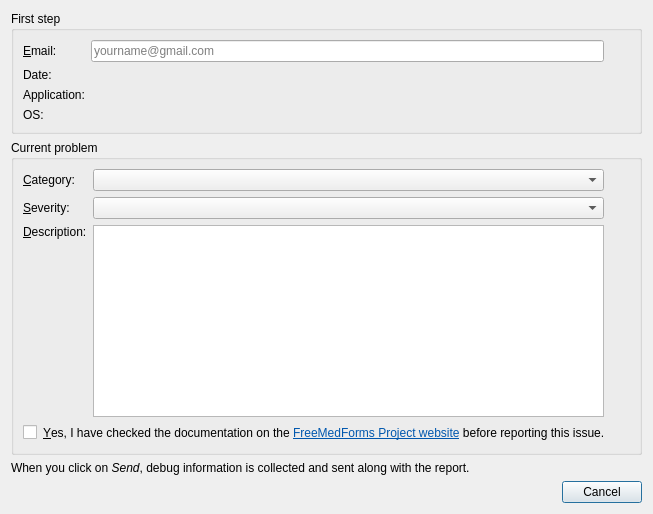
The window that plugins/feedbackplugin/bugreportdialog.ui (FreeHealth/freehealth) describes before a commit, drawn with Qt 5.
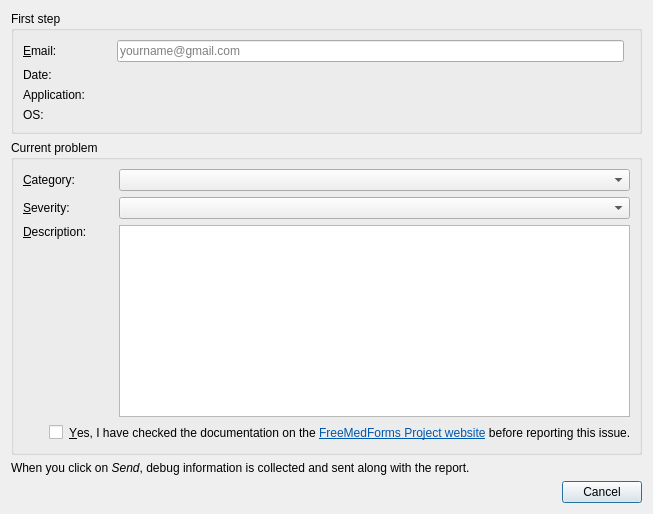
The same window after the commit. Custom widgets are drawn as their Qt base class.

Commit message: move feedback icons to the left.

```diff
--- a/plugins/feedbackplugin/bugreportdialog.ui
+++ b/plugins/feedbackplugin/bugreportdialog.ui
@@ -30,13 +30,29 @@
         </property>
        </widget>
       </item>
-      <item row="0" column="2">
-       <widget class="Utils::QButtonLineEdit" name="emailEdit">
-        <property name="placeholderText">
-         <string>yourname@gmail.com</string>
+      <item row="2" column="3" colspan="2">
+       <widget class="QLabel" name="applicationValue"/>
+      </item>
+      <item row="3" column="3" colspan="2">
+       <widget class="QLabel" name="osValue">
+        <property name="wordWrap">
+         <bool>true</bool>
         </property>
        </widget>
       </item>
+      <item row="0" column="0" colspan="2">
+       <widget class="QLabel" name="emailLabel">
+        <property name="text">
+         <string>&amp;Email:</string>
+        </property>
+        <property name="buddy">
+         <cstring>emailEdit</cstring>
+        </property>
+       </widget>
+      </item>
+      <item row="1" column="3" colspan="2">
+       <widget class="QLabel" name="dateValue"/>
+      </item>
       <item row="2" column="0" colspan="2">
        <widget class="QLabel" name="applicationLabel">
         <property name="text">
@@ -55,6 +71,13 @@
        </widget>
       </item>
       <item row="0" column="3">
+       <widget class="Utils::QButtonLineEdit" name="emailEdit">
+        <property name="placeholderText">
+         <string>yourname@gmail.com</string>
+        </property>
+       </widget>
+      </item>
+      <item row="0" column="2">
        <widget class="QLabel" name="emailState">
         <property name="sizePolicy">
          <sizepolicy hsizetype="Fixed" vsizetype="Fixed">
@@ -85,29 +108,6 @@
         </property>
        </widget>
       </item>
-      <item row="0" column="0" colspan="2">
-       <widget class="QLabel" name="emailLabel">
-        <property name="text">
-         <string>&amp;Email:</string>
-        </property>
-        <property name="buddy">
-         <cstring>emailEdit</cstring>
-        </property>
-       </widget>
-      </item>
-      <item row="1" column="2" colspan="2">
-       <widget class="QLabel" name="dateValue"/>
-      </item>
-      <item row="2" column="2" colspan="2">
-       <widget class="QLabel" name="applicationValue"/>
-      </item>
-      <item row="3" column="2" colspan="2">
-       <widget class="QLabel" name="osValue">
-        <property name="wordWrap">
-         <bool>true</bool>
-        </property>
-       </widget>
-      </item>
      </layout>
     </widget>
    </item>
@@ -117,6 +117,67 @@
       <string>Current problem</string>
      </property>
      <layout class="QGridLayout" name="gridLayout_2">
+      <item row="0" column="2">
+       <widget class="QComboBox" name="categoryCombo"/>
+      </item>
+      <item row="3" column="0" colspan="3">
+       <layout class="QHBoxLayout" name="horizontalLayout">
+        <item>
+         <widget class="QLabel" name="docState">
+          <property name="sizePolicy">
+           <sizepolicy hsizetype="Fixed" vsizetype="Fixed">
+            <horstretch>0</horstretch>
+            <verstretch>0</verstretch>
+           </sizepolicy>
+          </property>
+          <property name="minimumSize">
+           <size>
+            <width>20</width>
+            <height>20</height>
+           </size>
+          </property>
+          <property name="maximumSize">
+           <size>
+            <width>22</width>
+            <height>22</height>
+           </size>
+          </property>
+          <property name="baseSize">
+           <size>
+            <width>20</width>
+            <height>20</height>
+           </size>
+          </property>
+          <property name="alignment">
+           <set>Qt::AlignHCenter|Qt::AlignTop</set>
+          </property>
+         </widget>
+        </item>
+        <item>
+         <widget class="QCheckBox" name="hasLookedUpDocumentationCheckBox">
+          <property name="sizePolicy">
+           <sizepolicy hsizetype="Maximum" vsizetype="Fixed">
+            <horstretch>0</horstretch>
+            <verstretch>0</verstretch>
+           </sizepolicy>
+          </property>
+          <property name="tristate">
+           <bool>true</bool>
+          </property>
+         </widget>
+        </item>
+        <item>
+         <widget class="QLabel" name="hasLookedUpDocumentationLabel">
+          <property name="text">
+           <string>&lt;html&gt;&lt;head/&gt;&lt;body&gt;&lt;p&gt;&amp;amp;Yes, I have checked the documentation on the &lt;a href=&quot;http://www.freemedforms.com/en/manuals/freemedforms/toc&quot;&gt;&lt;span style=&quot; text-decoration: underline; color:#0057ae;&quot;&gt;FreeMedForms Project website&lt;/span&gt;&lt;/a&gt; before reporting this issue.&lt;/p&gt;&lt;/body&gt;&lt;/html&gt;</string>
+          </property>
+          <property name="buddy">
+           <cstring>hasLookedUpDocumentationCheckBox</cstring>
+          </property>
+         </widget>
+        </item>
+       </layout>
+      </item>
       <item row="0" column="0">
        <widget class="QLabel" name="catLabel">
         <property name="text">
@@ -127,40 +188,6 @@
         </property>
        </widget>
       </item>
-      <item row="0" column="1">
-       <widget class="QComboBox" name="categoryCombo"/>
-      </item>
-      <item row="0" column="2">
-       <widget class="QLabel" name="categoryState">
-        <property name="sizePolicy">
-         <sizepolicy hsizetype="Fixed" vsizetype="Fixed">
-          <horstretch>0</horstretch>
-          <verstretch>0</verstretch>
-         </sizepolicy>
-        </property>
-        <property name="minimumSize">
-         <size>
-          <width>20</width>
-          <height>20</height>
-         </size>
-        </property>
-        <property name="maximumSize">
-         <size>
-          <width>22</width>
-          <height>22</height>
-         </size>
-        </property>
-        <property name="baseSize">
-         <size>
-          <width>20</width>
-          <height>20</height>
-         </size>
-        </property>
-        <property name="alignment">
-         <set>Qt::AlignHCenter|Qt::AlignTop</set>
-        </property>
-       </widget>
-      </item>
       <item row="1" column="0">
        <widget class="QLabel" name="severityLabel">
         <property name="text">
@@ -171,39 +198,8 @@
         </property>
        </widget>
       </item>
-      <item row="1" column="1">
-       <widget class="QComboBox" name="severityCombo"/>
-      </item>
       <item row="1" column="2">
-       <widget class="QLabel" name="severityState">
-        <property name="sizePolicy">
-         <sizepolicy hsizetype="Fixed" vsizetype="Fixed">
-          <horstretch>0</horstretch>
-          <verstretch>0</verstretch>
-         </sizepolicy>
-        </property>
-        <property name="minimumSize">
-         <size>
-          <width>20</width>
-          <height>20</height>
-         </size>
-        </property>
-        <property name="maximumSize">
-         <size>
-          <width>22</width>
-          <height>22</height>
-         </size>
-        </property>
-        <property name="baseSize">
-         <size>
-          <width>20</width>
-          <height>20</height>
-         </size>
-        </property>
-        <property name="alignment">
-         <set>Qt::AlignHCenter|Qt::AlignTop</set>
-        </property>
-       </widget>
+       <widget class="QComboBox" name="severityCombo"/>
       </item>
       <item row="2" column="0">
        <widget class="QLabel" name="descrLabel">
@@ -218,14 +214,76 @@
         </property>
        </widget>
       </item>
-      <item row="2" column="1">
+      <item row="2" column="2">
        <widget class="QTextEdit" name="descrEdit">
         <property name="tabChangesFocus">
          <bool>true</bool>
         </property>
        </widget>
       </item>
-      <item row="2" column="2">
+      <item row="0" column="1">
+       <widget class="QLabel" name="categoryState">
+        <property name="sizePolicy">
+         <sizepolicy hsizetype="Fixed" vsizetype="Fixed">
+          <horstretch>0</horstretch>
+          <verstretch>0</verstretch>
+         </sizepolicy>
+        </property>
+        <property name="minimumSize">
+         <size>
+          <width>20</width>
+          <height>20</height>
+         </size>
+        </property>
+        <property name="maximumSize">
+         <size>
+          <width>22</width>
+          <height>22</height>
+         </size>
+        </property>
+        <property name="baseSize">
+         <size>
+          <width>20</width>
+          <height>20</height>
+         </size>
+        </property>
+        <property name="alignment">
+         <set>Qt::AlignHCenter|Qt::AlignTop</set>
+        </property>
+       </widget>
+      </item>
+      <item row="1" column="1">
+       <widget class="QLabel" name="severityState">
+        <property name="sizePolicy">
+         <sizepolicy hsizetype="Fixed" vsizetype="Fixed">
+          <horstretch>0</horstretch>
+          <verstretch>0</verstretch>
+         </sizepolicy>
+        </property>
+        <property name="minimumSize">
+         <size>
+          <width>20</width>
+          <height>20</height>
+         </size>
+        </property>
+        <property name="maximumSize">
+         <size>
+          <width>22</width>
+          <height>22</height>
+         </size>
+        </property>
+        <property name="baseSize">
+         <size>
+          <width>20</width>
+          <height>20</height>
+         </size>
+        </property>
+        <property name="alignment">
+         <set>Qt::AlignHCenter|Qt::AlignTop</set>
+        </property>
+       </widget>
+      </item>
+      <item row="2" column="1">
        <widget class="QLabel" name="descriptionState">
         <property name="sizePolicy">
          <sizepolicy hsizetype="Fixed" vsizetype="Fixed">
@@ -256,64 +314,6 @@
         </property>
        </widget>
       </item>
-      <item row="3" column="0" colspan="2">
-       <layout class="QHBoxLayout" name="horizontalLayout">
-        <item>
-         <widget class="QCheckBox" name="hasLookedUpDocumentationCheckBox">
-          <property name="sizePolicy">
-           <sizepolicy hsizetype="Maximum" vsizetype="Fixed">
-            <horstretch>0</horstretch>
-            <verstretch>0</verstretch>
-           </sizepolicy>
-          </property>
-          <property name="tristate">
-           <bool>true</bool>
-          </property>
-         </widget>
-        </item>
-        <item>
-         <widget class="QLabel" name="hasLookedUpDocumentationLabel">
-          <property name="text">
-           <string>&lt;html&gt;&lt;head/&gt;&lt;body&gt;&lt;p&gt;&amp;amp;Yes, I have checked the documentation on the &lt;a href=&quot;http://www.freemedforms.com/en/manuals/freemedforms/toc&quot;&gt;&lt;span style=&quot; text-decoration: underline; color:#0057ae;&quot;&gt;FreeMedForms Project website&lt;/span&gt;&lt;/a&gt; before reporting this issue.&lt;/p&gt;&lt;/body&gt;&lt;/html&gt;</string>
-          </property>
-          <property name="buddy">
-           <cstring>hasLookedUpDocumentationCheckBox</cstring>
-          </property>
-         </widget>
-        </item>
-       </layout>
-      </item>
-      <item row="3" column="2">
-       <widget class="QLabel" name="docState">
-        <property name="sizePolicy">
-         <sizepolicy hsizetype="Fixed" vsizetype="Fixed">
-          <horstretch>0</horstretch>
-          <verstretch>0</verstretch>
-         </sizepolicy>
-        </property>
-        <property name="minimumSize">
-         <size>
-          <width>20</width>
-          <height>20</height>
-         </size>
-        </property>
-        <property name="maximumSize">
-         <size>
-          <width>22</width>
-          <height>22</height>
-         </size>
-        </property>
-        <property name="baseSize">
-         <size>
-          <width>20</width>
-          <height>20</height>
-         </size>
-        </property>
-        <property name="alignment">
-         <set>Qt::AlignHCenter|Qt::AlignTop</set>
-        </property>
-       </widget>
-      </item>
      </layout>
     </widget>
    </item>
```
